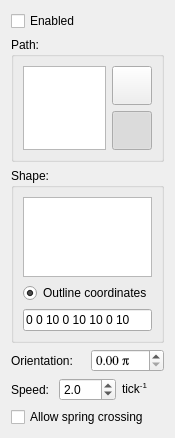
First picture: the form in simulator/ui/qactuatorwidget.ui, repository dantrag/spring_simulator, before the edit.
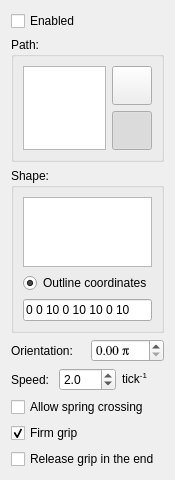
Second picture: the form after the edit. Icons and pictures are not drawn.

Commit message: Added more Actuator options to UI

Diff of the .ui file:
```diff
--- a/simulator/ui/qactuatorwidget.ui
+++ b/simulator/ui/qactuatorwidget.ui
@@ -218,6 +218,26 @@
      </property>
     </widget>
    </item>
+   <item>
+    <widget class="QCheckBox" name="firm_grip_checkbox">
+     <property name="text">
+      <string>Firm grip</string>
+     </property>
+     <property name="checked">
+      <bool>true</bool>
+     </property>
+    </widget>
+   </item>
+   <item>
+    <widget class="QCheckBox" name="release_grip_checkbox">
+     <property name="text">
+      <string>Release grip in the end</string>
+     </property>
+     <property name="checked">
+      <bool>false</bool>
+     </property>
+    </widget>
+   </item>
   </layout>
  </widget>
  <resources>
```
The commit also changes 6 other files.
